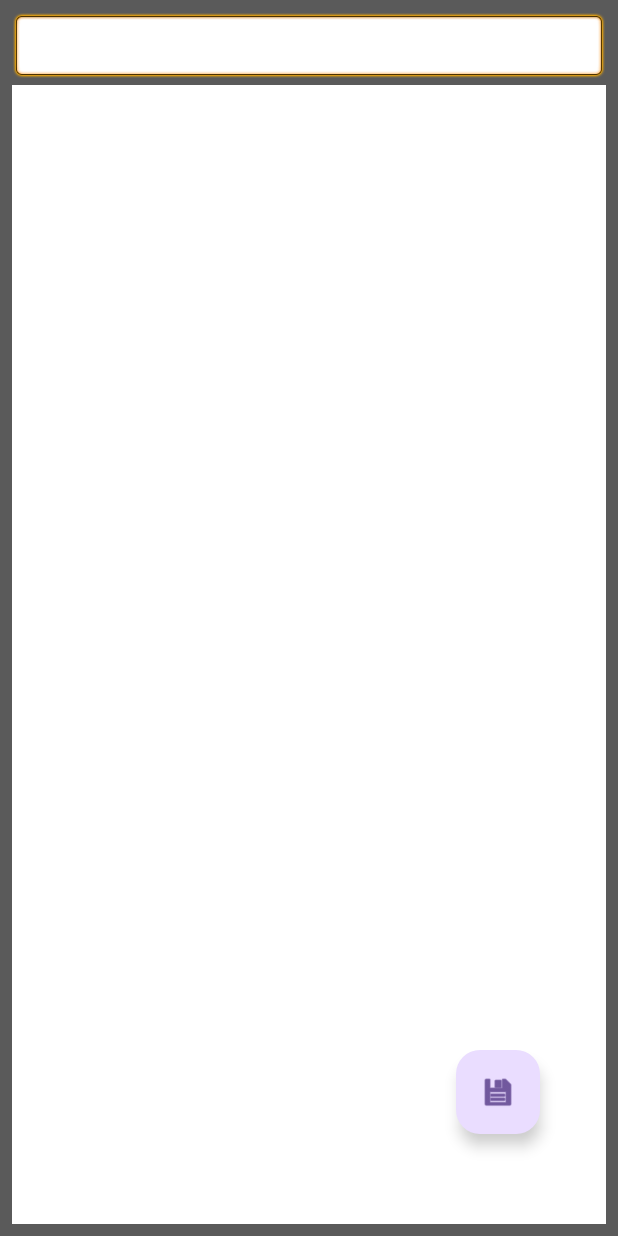
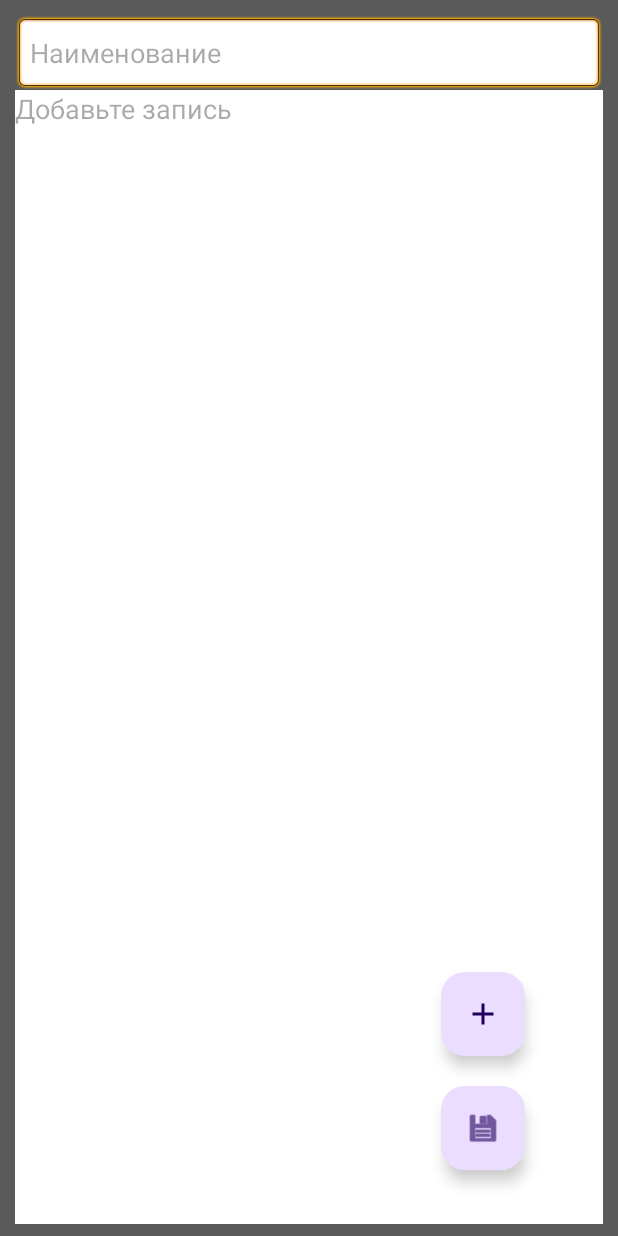
Before and after one commit to GeraVP/VPPen, an Android app: the MainActivity2 screen opened directly, with no data from a screen before it, on a phone screen of 412 x 824 dp. Run offline under Robolectric (Android 15) with nearby library versions, the phone set to English and light mode, and no system bars.

Commit message:
29.12.23

```diff
--- a/app/src/main/java/com/example/vpplan/MainActivity2.kt
+++ b/app/src/main/java/com/example/vpplan/MainActivity2.kt
@@ -2,10 +2,27 @@ package com.example.vpplan
 
 import androidx.appcompat.app.AppCompatActivity
 import android.os.Bundle
+import android.view.View
+import android.widget.Button
+import android.widget.Toast
+import com.example.vpplan.R.id.mainImageLay
 
 class MainActivity2 : AppCompatActivity() {
     override fun onCreate(savedInstanceState: Bundle?) {
         super.onCreate(savedInstanceState)
         setContentView(R.layout.activity_main2)
+
+    }
+    fun onClickAddImage(view: View) {
+
+        val yourElement = findViewById<View>(R.id.mainImageLay)
+        if (yourElement.visibility !== view.visibility) {
+            yourElement.visibility = View.VISIBLE
+        } else
+        {
+            yourElement.visibility = View.GONE
+            Toast.makeText(this, "Закрыл", Toast.LENGTH_SHORT).show()
+        }
+
     }
 }
--- a/app/src/main/res/layout/activity_main.xml
+++ b/app/src/main/res/layout/activity_main.xml
@@ -42,7 +42,8 @@
         android:id="@+id/tvNoElements"
         android:layout_width="wrap_content"
         android:layout_height="wrap_content"
-        android:text="No elements"
+        android:text="Нет записей"
+        android:textSize="30dp"
         android:textColor="#000000"
         app:layout_constraintBottom_toBottomOf="parent"
         app:layout_constraintEnd_toEndOf="parent"
--- a/app/src/main/res/layout/activity_main2.xml
+++ b/app/src/main/res/layout/activity_main2.xml
@@ -5,47 +5,114 @@
     android:layout_width="match_parent"
     android:layout_height="match_parent"
     android:background="@color/back"
+    android:visibility="visible"
     tools:context=".MainActivity2">
 
     <EditText
         android:id="@+id/edTitle"
         android:layout_width="0dp"
-        android:layout_height="wrap_content"
-        android:layout_marginStart="8dp"
-        android:layout_marginTop="8dp"
-        android:layout_marginEnd="8dp"
+        android:layout_height="50dp"
+        android:layout_marginStart="10dp"
+        android:layout_marginTop="10dp"
+        android:layout_marginEnd="10dp"
         android:background="@android:drawable/editbox_background"
         android:ems="10"
+        android:hint="Наименование"
         android:inputType="text"
         android:padding="10dp"
+        android:visibility="visible"
         app:layout_constraintEnd_toEndOf="parent"
-        app:layout_constraintHorizontal_bias="0.497"
         app:layout_constraintStart_toStartOf="parent"
-        app:layout_constraintTop_toTopOf="parent" />
+        app:layout_constraintTop_toBottomOf="@+id/mainImageLay" />
 
     <EditText
         android:id="@+id/edDesc"
         android:layout_width="0dp"
         android:layout_height="0dp"
-        android:layout_marginTop="4dp"
         android:layout_marginBottom="8dp"
         android:background="#FFFFFF"
         android:ems="10"
         android:gravity="top"
-        android:inputType="text"
+
+        android:hint="Добавьте запись"
+        android:inputType="textMultiLine"
         app:layout_constraintBottom_toBottomOf="parent"
         app:layout_constraintEnd_toEndOf="@+id/edTitle"
         app:layout_constraintStart_toStartOf="@+id/edTitle"
-        app:layout_constraintTop_toBottomOf="@+id/edTitle" />
+        app:layout_constraintTop_toBottomOf="@+id/edTitle"
+        app:layout_constraintVertical_bias="0.065" />
 
     <com.google.android.material.floatingactionbutton.FloatingActionButton
         android:id="@+id/fbSave"
         android:layout_width="wrap_content"
         android:layout_height="wrap_content"
-        android:layout_marginEnd="44dp"
-        android:layout_marginBottom="60dp"
+        android:layout_marginEnd="52dp"
+        android:layout_marginBottom="36dp"
         android:clickable="true"
+        android:contentDescription="@string/addb"
         app:layout_constraintBottom_toBottomOf="@+id/edDesc"
         app:layout_constraintEnd_toEndOf="@+id/edDesc"
         app:srcCompat="@android:drawable/ic_menu_save" />
+
+    <com.google.android.material.floatingactionbutton.FloatingActionButton
+        android:id="@+id/flb"
+        android:layout_width="wrap_content"
+        android:layout_height="wrap_content"
+        android:layout_marginEnd="52dp"
+        android:layout_marginBottom="112dp"
+        android:clickable="true"
+        android:contentDescription="@string/addb"
+        android:onClick="onClickAddImage"
+        android:visibility="visible"
+        app:layout_constraintBottom_toBottomOf="@+id/edDesc"
+        app:layout_constraintEnd_toEndOf="@+id/edDesc"
+        app:srcCompat="@drawable/ic_add" />
+
+    <androidx.constraintlayout.widget.ConstraintLayout
+        android:id="@+id/mainImageLay"
+        android:layout_width="0dp"
+        android:layout_height="wrap_content"
+        android:layout_marginTop="10dp"
+        android:background="#FFFFFF"
+        android:visibility="gone"
+        app:layout_constraintEnd_toEndOf="@+id/edTitle"
+        app:layout_constraintStart_toStartOf="@+id/edTitle"
+        app:layout_constraintTop_toTopOf="parent">
+
+        <ImageButton
+            android:id="@+id/imButtonEditimage"
+            android:layout_width="wrap_content"
+            android:layout_height="wrap_content"
+            android:layout_marginTop="8dp"
+            android:layout_marginEnd="8dp"
+            android:contentDescription="Настройка изображения"
+            android:src="@android:drawable/ic_menu_edit"
+            app:layout_constraintEnd_toEndOf="parent"
+            app:layout_constraintTop_toTopOf="@+id/imageView" />
+
+        <ImageView
+            android:id="@+id/imageView"
+            android:layout_width="wrap_content"
+            android:layout_height="wrap_content"
+            android:layout_marginStart="124dp"
+            android:layout_marginTop="4dp"
+            android:padding="5dp"
+            android:visibility="visible"
+            app:layout_constraintStart_toStartOf="parent"
+            app:layout_constraintTop_toTopOf="parent"
+            app:srcCompat="@android:drawable/ic_dialog_map"
+            tools:srcCompat="@tools:sample/avatars" />
+
+        <ImageButton
+            android:id="@+id/imButtonDelete"
+            android:layout_width="wrap_content"
+            android:layout_height="wrap_content"
+            android:layout_marginTop="64dp"
+            android:layout_marginEnd="8dp"
+            android:contentDescription="Удалить изображение"
+            app:layout_constraintEnd_toEndOf="parent"
+            app:layout_constraintTop_toTopOf="@+id/imageView"
+            app:srcCompat="@android:drawable/ic_menu_delete" />
+    </androidx.constraintlayout.widget.ConstraintLayout>
+
 </androidx.constraintlayout.widget.ConstraintLayout>
--- a/app/src/main/res/values/themes.xml
+++ b/app/src/main/res/values/themes.xml
@@ -3,6 +3,9 @@
     <style name="Base.Theme.VPPlan" parent="Theme.Material3.DayNight.NoActionBar">
         <!-- Customize your light theme here. -->
         <!-- <item name="colorPrimary">@color/my_light_primary</item> -->
+        <item name="android:windowFullscreen"  >true</item>
+        <item name="windowNoTitle">true</item>
+        <item name="windowActionBar">false</item>
     </style>
 
     <style name="Theme.VPPlan" parent="Base.Theme.VPPlan" />
```
